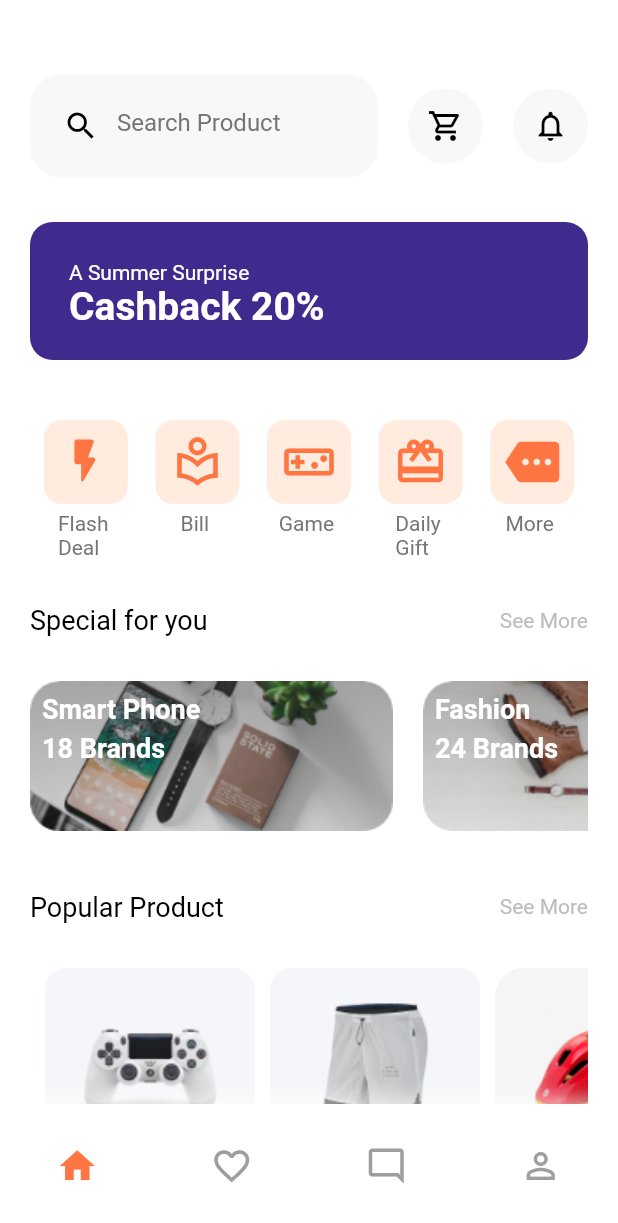
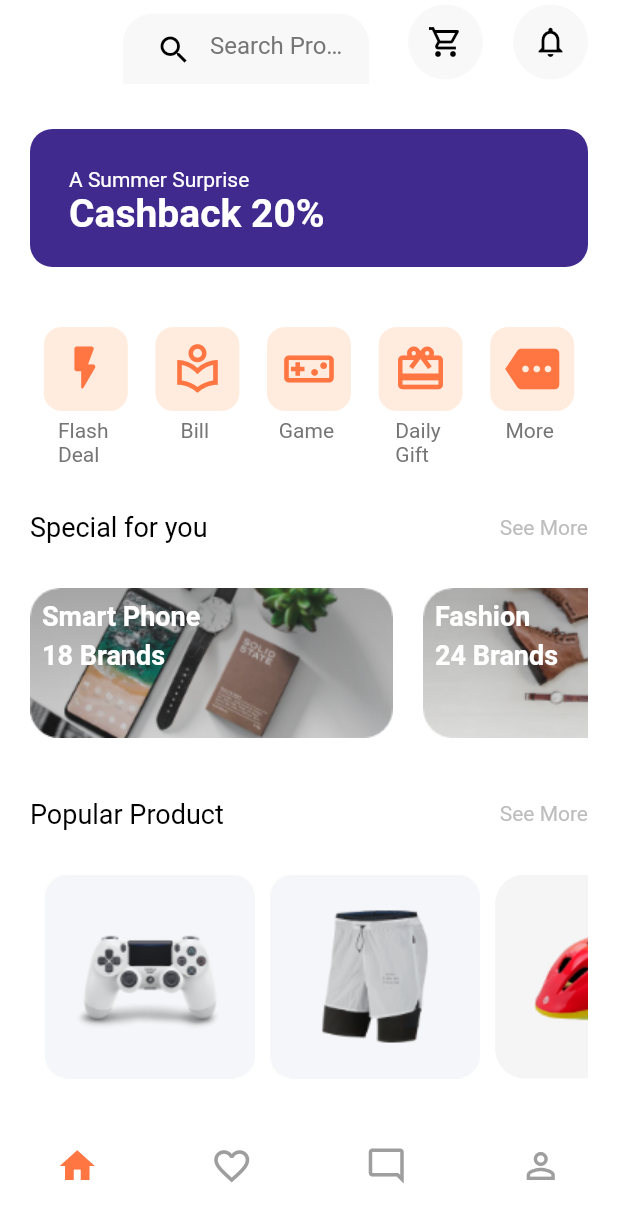
Before and after one commit to Nahed2000/tokoto_ecommerce, a Flutter app: the HomeScreen screen opened by its route, on a phone screen of 412 x 824 dp. Shown: the top 1223 px of the screen. Run offline on Flutter 3.47's test engine with Material 2 defaults, Android fonts, the phone set to English and light mode, and no system bars.

Commit message:
bnb screens

```diff
--- /dev/null
+++ b/lib/model/bnb_model.dart
@@ -0,0 +1,12 @@
+import 'package:flutter/material.dart';
+
+class BNBModel {
+  final String titel;
+
+  final Widget bodyWidget;
+
+  BNBModel({
+    required this.titel,
+    required this.bodyWidget,
+  });
+}
--- /dev/null
+++ b/lib/screen/bnb_screen/bnb_chat.dart
@@ -0,0 +1,20 @@
+import 'package:flutter/material.dart';
+
+
+
+
+class BNBChat extends StatefulWidget {
+  const BNBChat({Key? key}) : super(key: key);
+
+  @override
+  State<BNBChat> createState() => _BNBChatState();
+}
+
+class _BNBChatState extends State<BNBChat> {
+  @override
+  Widget build(BuildContext context) {
+    return Center(
+      child: Text('Chat App'),
+    );
+  }
+}
--- /dev/null
+++ b/lib/screen/bnb_screen/bnb_favorite.dart
@@ -0,0 +1,20 @@
+import 'package:flutter/material.dart';
+
+
+
+
+class BNBFavorite extends StatefulWidget {
+  const BNBFavorite({Key? key}) : super(key: key);
+
+  @override
+  State<BNBFavorite> createState() => _BNBFavoriteState();
+}
+
+class _BNBFavoriteState extends State<BNBFavorite> {
+  @override
+  Widget build(BuildContext context) {
+    return Center(
+      child: Text('Favorite App'),
+    );
+  }
+}
--- /dev/null
+++ b/lib/screen/bnb_screen/bnb_home.dart
@@ -0,0 +1,226 @@
+import 'package:flutter/material.dart';
+
+import '../../model/category_detailes.dart';
+import '../../widget/ctegory_widget.dart';
+import '../../widget/popular_product.dart';
+import '../../widget/special_category.dart';
+class BNBHome extends StatelessWidget {
+  const BNBHome({
+    Key? key,
+  }) : super(key: key);
+
+  @override
+  Widget build(BuildContext context) {
+    return ListView(
+      padding: const EdgeInsets.symmetric( horizontal: 20),
+      children: [
+        // Row(
+        //   children: [
+        //     // Expanded(
+        //     //   child: Container(
+        //     //     margin: const EdgeInsets.only(right: 20),
+        //     //     padding: const EdgeInsets.all(10),
+        //     //     decoration: BoxDecoration(
+        //     //       color: const Color(0xffF8F8F9),
+        //     //       borderRadius: BorderRadius.circular(20),
+        //     //     ),
+        //     //     child: const TextField(
+        //     //       decoration: InputDecoration(
+        //     //           prefixIcon: Icon(
+        //     //             Icons.search,
+        //     //             color: Colors.black,
+        //     //           ),
+        //     //           border: InputBorder.none,
+        //     //           hintText: 'Search Product',
+        //     //           hintStyle:
+        //     //           TextStyle(color: Color(0xff757575), fontSize: 16)),
+        //     //     ),
+        //     //   ),
+        //     // ),
+        //     CircleAvatar(
+        //       backgroundColor: const Color(0xffF8F8F9),
+        //       radius: 25,
+        //       child: IconButton(
+        //         icon: const Icon(
+        //           Icons.shopping_cart_outlined,
+        //           color: Colors.black,
+        //         ),
+        //         onPressed: () {},
+        //       ),
+        //     ),
+        //     const SizedBox(width: 20),
+        //     CircleAvatar(
+        //       backgroundColor: const Color(0xffF8F8F9),
+        //       radius: 25,
+        //       child: IconButton(
+        //         icon: const Icon(
+        //           Icons.notifications_none_outlined,
+        //           color: Colors.black,
+        //         ),
+        //         onPressed: () {},
+        //       ),
+        //     ),
+        //   ],
+        // ),
+        Container(
+          padding: const EdgeInsets.all(10),
+          margin: const EdgeInsets.symmetric(vertical: 30),
+          decoration: BoxDecoration(
+              color: const Color(0xff412A8D),
+              borderRadius: BorderRadius.circular(15)),
+          child: const ListTile(
+            title: Text(
+              'A Summer Surprise',
+              style: TextStyle(
+                  color: Colors.white,
+                  fontSize: 14,
+                  fontWeight: FontWeight.w400),
+            ),
+            subtitle: Text(
+              'Cashback 20%',
+              style: TextStyle(
+                  color: Colors.white,
+                  fontSize: 26,
+                  fontWeight: FontWeight.bold),
+            ),
+          ),
+        ),
+        const SizedBox(height: 10),
+        Row(
+          mainAxisAlignment: MainAxisAlignment.spaceAround,
+          children: [
+            CategoryWidget(
+              icon: Icons.flash_on_rounded,
+              onTap: () {},
+              firstWord: 'Flash',
+              secondWord: 'Deal',
+            ),
+            CategoryWidget(
+              icon: Icons.local_library_outlined,
+              onTap: () {},
+              firstWord: 'Bill',
+            ),
+            CategoryWidget(
+              icon: Icons.videogame_asset_outlined,
+              onTap: () {},
+              firstWord: 'Game',
+            ),
+            CategoryWidget(
+              icon: Icons.card_giftcard,
+              onTap: () {},
+              firstWord: 'Daily',
+              secondWord: 'Gift',
+            ),
+            CategoryWidget(
+              icon: Icons.more,
+              onTap: () {},
+              firstWord: 'More',
+            ),
+          ],
+        ),
+        const SizedBox(height: 30),
+        Row(
+          mainAxisAlignment: MainAxisAlignment.spaceBetween,
+          children: [
+            const Text(
+              'Special for you',
+              style: TextStyle(
+                fontSize: 18,
+                color: Colors.black,
+              ),
+            ),
+            Text(
+              'See More',
+              style: TextStyle(
+                fontSize: 14,
+                color: Colors.grey.shade400,
+              ),
+            ),
+          ],
+        ),
+        const SizedBox(height: 30),
+        SizedBox(
+          height: 140,
+          child: ListView(scrollDirection: Axis.horizontal, children: const [
+            SpecialCategory(
+              title: 'Smart Phone',
+              brandTitle: '18 Brands',
+              image: 'assets/images/phone.png',
+            ),
+            SizedBox(width: 20),
+            SpecialCategory(
+              title: 'Fashion',
+              brandTitle: '24 Brands',
+              image: 'assets/images/chose.png',
+            ),
+            SizedBox(width: 10),
+          ]),
+        ),
+        Row(
+          mainAxisAlignment: MainAxisAlignment.spaceBetween,
+          children: [
+            const Text(
+              'Popular Product',
+              style: TextStyle(
+                fontSize: 18,
+                color: Colors.black,
+              ),
+            ),
+            Text(
+              'See More',
+              style: TextStyle(
+                fontSize: 14,
+                color: Colors.grey.shade400,
+              ),
+            ),
+          ],
+        ),
+        const SizedBox(height: 30),
+        SingleChildScrollView(
+          scrollDirection: Axis.horizontal,
+          child: Row(
+            mainAxisAlignment: MainAxisAlignment.spaceAround,
+            children: [
+              PopularProduct(
+                categoryDetails: CategoryDetails(
+                  image: 'assets/images/pp1.png',
+                  leftImage: 'assets/images/pp1.png',
+                  rightImage: 'assets/images/pp1.png',
+                  backImage: 'assets/images/pp1.png',
+                  title: 'Wireless Controller for PS4™',
+                  price: '64',
+                  description:
+                  'Wireless Controller for PS4™ gives you what you want in your gaming from over precision control your games to sharing …',
+                ),
+              ),
+              PopularProduct(
+                categoryDetails: CategoryDetails(
+                  image: 'assets/images/pp2.png',
+                  leftImage: 'assets/images/pp2.png',
+                  rightImage: 'assets/images/pp2.png',
+                  backImage: 'assets/images/pp2.png',
+                  title: 'Shirt to summer',
+                  price: '10',
+                  description:
+                  'Wireless Controller for PS4™ gives you what you want in your gaming from over precision control your games to sharing …',
+                ),
+              ),
+              PopularProduct(
+                categoryDetails: CategoryDetails(
+                  image: 'assets/images/pp3.png',
+                  leftImage: 'assets/images/pp3.png',
+                  rightImage: 'assets/images/pp3.png',
+                  backImage: 'assets/images/pp3.png',
+                  title: 'Wireless Controller for PS4™',
+                  price: '64',
+                  description:
+                  'Wireless Controller for PS4™ gives you what you want in your gaming from over precision control your games to sharing …',
+                ),
+              ),
+            ],
+          ),
+        ),
+      ],
+    );
+  }
+}
--- /dev/null
+++ b/lib/screen/bnb_screen/bnb_profile.dart
@@ -0,0 +1,20 @@
+import 'package:flutter/material.dart';
+
+
+
+
+class BNBProfile extends StatefulWidget {
+  const BNBProfile({Key? key}) : super(key: key);
+
+  @override
+  State<BNBProfile> createState() => _BNBProfileState();
+}
+
+class _BNBProfileState extends State<BNBProfile> {
+  @override
+  Widget build(BuildContext context) {
+    return Center(
+      child: Text('Profile App'),
+    );
+  }
+}
--- a/lib/screen/home_screen.dart
+++ b/lib/screen/home_screen.dart
@@ -1,10 +1,15 @@
 import 'package:flutter/foundation.dart';
 import 'package:flutter/material.dart';
 import 'package:tokoto/model/category_detailes.dart';
+import 'package:tokoto/screen/bnb_screen/bnb_chat.dart';
+import 'package:tokoto/screen/bnb_screen/bnb_favorite.dart';
+import 'package:tokoto/screen/bnb_screen/bnb_profile.dart';
 import 'package:tokoto/widget/popular_product.dart';
 
+import '../model/bnb_model.dart';
 import '../widget/ctegory_widget.dart';
 import '../widget/special_category.dart';
+import 'bnb_screen/bnb_home.dart';
 
 class HomeScreen extends StatefulWidget {
   const HomeScreen({Key? key}) : super(key: key);
@@ -16,19 +21,25 @@ class HomeScreen extends StatefulWidget {
 class _HomeScreenState extends State<HomeScreen> {
   int currentIndex = 0;
 
+  List<BNBModel> currentPage = [
+    BNBModel(titel: 'Home', bodyWidget: BNBHome()),
+    BNBModel(titel: 'Favorite', bodyWidget: BNBFavorite()),
+    BNBModel(titel: 'Chat', bodyWidget: BNBChat()),
+    BNBModel(titel: 'Profile', bodyWidget: BNBProfile()),
+  ];
+
   @override
   Widget build(BuildContext context) {
-    return Scaffold(
+    AppBar homeAppBar = AppBar(
       backgroundColor: Colors.white,
-      body: ListView(
-        padding: const EdgeInsets.symmetric(vertical: 50, horizontal: 20),
-        children: [
-          Row(
-            children: [
-              Expanded(
+      elevation: 0,
+      title: Padding(
+        padding: const EdgeInsets.only(top: 40.0),
         child: Container(
-                  margin: const EdgeInsets.only(right: 20),
-                  padding: const EdgeInsets.all(10),
+          alignment: Alignment.center,
+          width: double.infinity,
+          padding: EdgeInsets.only(right: 10, left: 10, bottom: 30),
+          margin: EdgeInsets.only(right: 10, left: 10, bottom: 10, top: 10),
           decoration: BoxDecoration(
             color: const Color(0xffF8F8F9),
             borderRadius: BorderRadius.circular(20),
@@ -41,11 +52,11 @@ class _HomeScreenState extends State<HomeScreen> {
                 ),
                 border: InputBorder.none,
                 hintText: 'Search Product',
-                        hintStyle:
-                            TextStyle(color: Color(0xff757575), fontSize: 16)),
+                hintStyle: TextStyle(color: Color(0xff757575), fontSize: 16)),
           ),
         ),
       ),
+      actions: [
         CircleAvatar(
           backgroundColor: const Color(0xffF8F8F9),
           radius: 25,
@@ -69,170 +80,38 @@ class _HomeScreenState extends State<HomeScreen> {
             onPressed: () {},
           ),
         ),
+        const SizedBox(width: 20),
       ],
-          ),
-          Container(
-            padding: const EdgeInsets.all(10),
-            margin: const EdgeInsets.symmetric(vertical: 30),
-            decoration: BoxDecoration(
-                color: const Color(0xff412A8D),
-                borderRadius: BorderRadius.circular(15)),
-            child: const ListTile(
+    );
+    AppBar otherAppBar = AppBar(
+      backgroundColor: Colors.white,
+      elevation: 0,
+      titleSpacing: 0,
       title: Text(
-                'A Summer Surprise',
+        currentPage[currentIndex].titel,
         style: TextStyle(
-                    color: Colors.white,
-                    fontSize: 14,
-                    fontWeight: FontWeight.w400),
-              ),
-              subtitle: Text(
-                'Cashback 20%',
-                style: TextStyle(
-                    color: Colors.white,
-                    fontSize: 26,
-                    fontWeight: FontWeight.bold),
-              ),
-            ),
-          ),
-          const SizedBox(height: 10),
-          Row(
-            mainAxisAlignment: MainAxisAlignment.spaceAround,
-            children: [
-              CategoryWidget(
-                icon: Icons.flash_on_rounded,
-                onTap: () {},
-                firstWord: 'Flash',
-                secondWord: 'Deal',
-              ),
-              CategoryWidget(
-                icon: Icons.local_library_outlined,
-                onTap: () {},
-                firstWord: 'Bill',
-              ),
-              CategoryWidget(
-                icon: Icons.videogame_asset_outlined,
-                onTap: () {},
-                firstWord: 'Game',
-              ),
-              CategoryWidget(
-                icon: Icons.card_giftcard,
-                onTap: () {},
-                firstWord: 'Daily',
-                secondWord: 'Gift',
-              ),
-              CategoryWidget(
-                icon: Icons.more,
-                onTap: () {},
-                firstWord: 'More',
-              ),
-            ],
-          ),
-          const SizedBox(height: 30),
-          Row(
-            mainAxisAlignment: MainAxisAlignment.spaceBetween,
-            children: [
-              const Text(
-                'Special for you',
-                style: TextStyle(
-                  fontSize: 18,
           color: Colors.black,
         ),
       ),
-              Text(
-                'See More',
-                style: TextStyle(
-                  fontSize: 14,
-                  color: Colors.grey.shade400,
-                ),
-              ),
-            ],
-          ),
-          const SizedBox(height: 30),
-          SizedBox(
-            height: 140,
-            child: ListView(scrollDirection: Axis.horizontal, children: const [
-              SpecialCategory(
-                title: 'Smart Phone',
-                brandTitle: '18 Brands',
-                image: 'assets/images/phone.png',
-              ),
-              SizedBox(width: 20),
-              SpecialCategory(
-                title: 'Fashion',
-                brandTitle: '24 Brands',
-                image: 'assets/images/chose.png',
-              ),
-              SizedBox(width: 10),
-            ]),
-          ),
-          Row(
-            mainAxisAlignment: MainAxisAlignment.spaceBetween,
-            children: [
-              const Text(
-                'Popular Product',
-                style: TextStyle(
-                  fontSize: 18,
+      centerTitle:  true,
+      leading: IconButton(
+        onPressed: () => setState(() {
+          currentIndex = 0;
+        }),
+        icon: const Icon(
+          Icons.arrow_back_ios_new,
           color: Colors.black,
         ),
       ),
-              Text(
-                'See More',
-                style: TextStyle(
-                  fontSize: 14,
-                  color: Colors.grey.shade400,
-                ),
-              ),
-            ],
-          ),
-          const SizedBox(height: 30),
-          SingleChildScrollView(
-            scrollDirection: Axis.horizontal,
-            child: Row(
-              mainAxisAlignment: MainAxisAlignment.spaceAround,
-              children: [
-                PopularProduct(
-                  categoryDetails: CategoryDetails(
-                    image: 'assets/images/pp1.png',
-                    leftImage: 'assets/images/pp1.png',
-                    rightImage: 'assets/images/pp1.png',
-                    backImage: 'assets/images/pp1.png',
-                    title: 'Wireless Controller for PS4™',
-                    price: '64',
-                    description:
-                        'Wireless Controller for PS4™ gives you what you want in your gaming from over precision control your games to sharing …',
-                  ),
-                ),
-                PopularProduct(
-                  categoryDetails: CategoryDetails(
-                    image: 'assets/images/pp2.png',
-                    leftImage: 'assets/images/pp2.png',
-                    rightImage: 'assets/images/pp2.png',
-                    backImage: 'assets/images/pp2.png',
-                    title: 'Shirt to summer',
-                    price: '10',
-                    description:
-                        'Wireless Controller for PS4™ gives you what you want in your gaming from over precision control your games to sharing …',
-                  ),
-                ),
-                PopularProduct(
-                  categoryDetails: CategoryDetails(
-                    image: 'assets/images/pp3.png',
-                    leftImage: 'assets/images/pp3.png',
-                    rightImage: 'assets/images/pp3.png',
-                    backImage: 'assets/images/pp3.png',
-                    title: 'Wireless Controller for PS4™',
-                    price: '64',
-                    description:
-                        'Wireless Controller for PS4™ gives you what you want in your gaming from over precision control your games to sharing …',
-                  ),
-                ),
-              ],
-            ),
-          ),
-        ],
-      ),
+
+    );
+
+    return Scaffold(
+      appBar: currentIndex==0?homeAppBar:otherAppBar,
+      backgroundColor: Colors.white,
+      body: SafeArea(child: currentPage[currentIndex].bodyWidget),
       bottomNavigationBar: Container(
-        padding: const EdgeInsets.only(top: 20,bottom: 10),
+        padding: const EdgeInsets.only(top: 20, bottom: 10),
         decoration: const BoxDecoration(
             borderRadius: BorderRadius.only(
               topLeft: Radius.circular(20),
@@ -243,13 +122,11 @@ class _HomeScreenState extends State<HomeScreen> {
                   color: Colors.white60,
                   blurRadius: 10,
                   spreadRadius: 10,
-              offset: Offset(5, 5)
-            )
-          ]
-        ),
+                  offset: Offset(5, 5))
+            ]),
         child: BottomNavigationBar(
           currentIndex: currentIndex,
-          onTap: (index){
+          onTap: (index) {
             setState(() {
               currentIndex = index;
               print(currentIndex);
@@ -262,23 +139,47 @@ class _HomeScreenState extends State<HomeScreen> {
           items: const [
             BottomNavigationBarItem(
               label: '',
-              icon: Icon(Icons.home_outlined,color: Colors.grey,),
-              activeIcon: Icon(Icons.home,color: Color(0xffFF7643),),
+              icon: Icon(
+                Icons.home_outlined,
+                color: Colors.grey,
+              ),
+              activeIcon: Icon(
+                Icons.home,
+                color: Color(0xffFF7643),
+              ),
             ),
             BottomNavigationBarItem(
               label: '',
-              icon: Icon(Icons.favorite_border_outlined,color: Colors.grey,),
-              activeIcon: Icon(Icons.favorite,color: Color(0xffFF7643),),
+              icon: Icon(
+                Icons.favorite_border_outlined,
+                color: Colors.grey,
+              ),
+              activeIcon: Icon(
+                Icons.favorite,
+                color: Color(0xffFF7643),
+              ),
             ),
             BottomNavigationBarItem(
               label: '',
-              icon: Icon(Icons.mode_comment_outlined,color: Colors.grey,),
-              activeIcon: Icon(Icons.comment,color: Color(0xffFF7643),),
+              icon: Icon(
+                Icons.mode_comment_outlined,
+                color: Colors.grey,
+              ),
+              activeIcon: Icon(
+                Icons.comment,
+                color: Color(0xffFF7643),
+              ),
             ),
             BottomNavigationBarItem(
               label: '',
-              icon: Icon(Icons.person_outline_sharp,color: Colors.grey,),
-              activeIcon: Icon(Icons.person,color: Color(0xffFF7643),),
+              icon: Icon(
+                Icons.person_outline_sharp,
+                color: Colors.grey,
+              ),
+              activeIcon: Icon(
+                Icons.person,
+                color: Color(0xffFF7643),
+              ),
             ),
           ],
         ),
```
Lines whose indentation alone changed are shown as unchanged.
